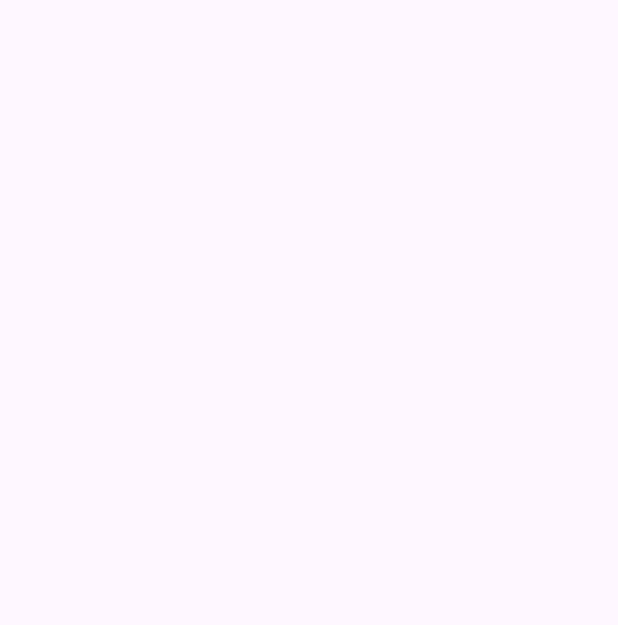
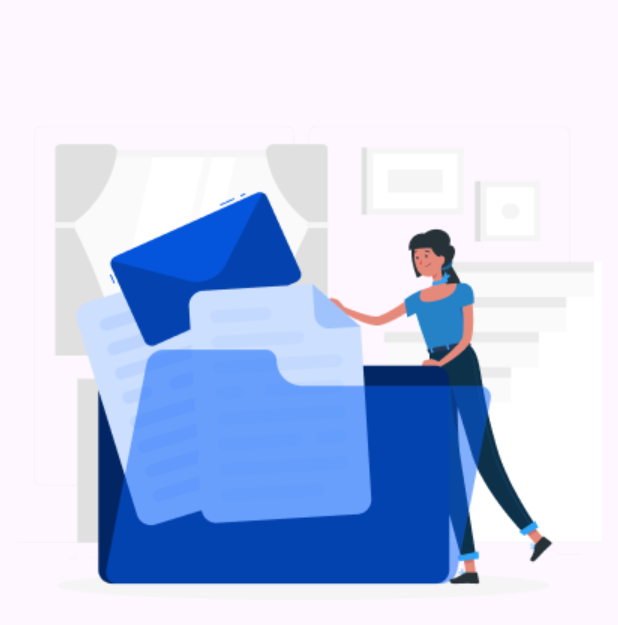
Before and after one commit to wettoxd/UP, an Android app: the MainActivity3 screen opened directly, with no data from a screen before it, on a phone screen of 412 x 824 dp. Before the commit the part shown is empty. Shown: the top 625 px of the screen. Run offline under Robolectric (Android 15) with nearby library versions, the phone set to English and light mode, and no system bars.

Commit message:
third commit

```diff
--- a/app/src/main/res/layout/activity_main3.xml
+++ b/app/src/main/res/layout/activity_main3.xml
@@ -6,4 +6,15 @@
     android:layout_height="match_parent"
     tools:context=".MainActivity3">
 
+    <ImageView
+        android:id="@+id/imageView3"
+        android:layout_width="wrap_content"
+        android:layout_height="wrap_content"
+        android:layout_marginTop="37dp"
+        android:layout_marginBottom="378dp"
+        app:layout_constraintBottom_toBottomOf="parent"
+        app:layout_constraintEnd_toEndOf="parent"
+        app:layout_constraintStart_toStartOf="parent"
+        app:layout_constraintTop_toTopOf="parent"
+        app:srcCompat="@drawable/rafiki" />
 </androidx.constraintlayout.widget.ConstraintLayout>
```
